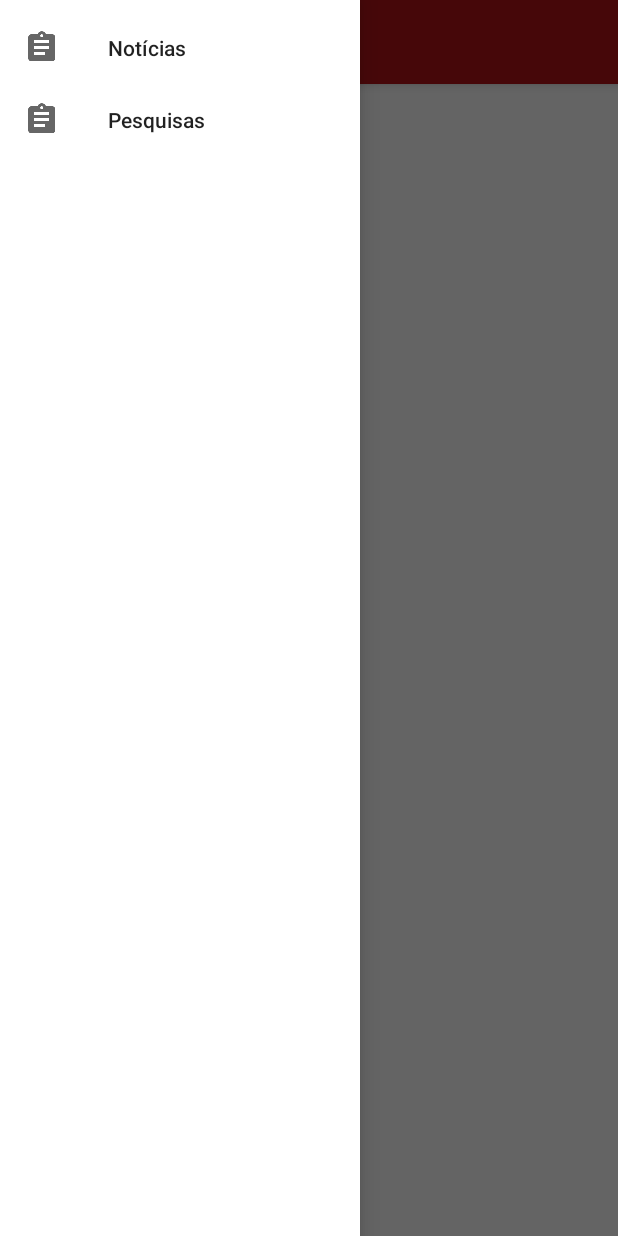
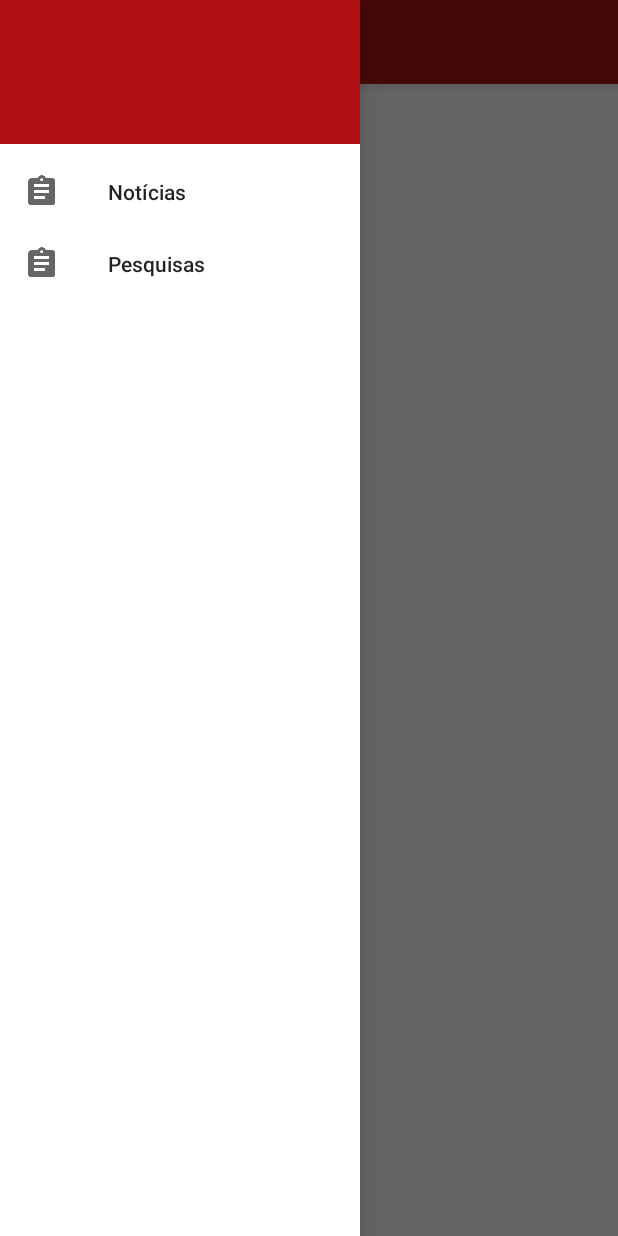
Before and after one commit to DanielVitsaus/ufjf-app, an Android app: the SurveysExplorerActivity screen opened directly, with no data from a screen before it, with the side drawer open, on a phone screen of 412 x 824 dp. Run offline under Robolectric (Android 15) with nearby library versions, the phone set to English and light mode, and no system bars; network calls fail; 2 statements that could not run were skipped.

Commit message:
Tela de cadastro

```diff
--- a/app/src/main/AndroidManifest.xml
+++ b/app/src/main/AndroidManifest.xml
@@ -20,7 +20,9 @@
         <activity
             android:name="br.ufjf.app.ui.SurveysExplorerActivity" />
         <activity
-            android:name="br.ufjf.app.ui.SurveyActivity" />
+        android:name="br.ufjf.app.ui.SurveyActivity" />
+        <activity
+            android:name="br.ufjf.app.ui.AuthActivity" />
     </application>
 
 </manifest>
--- a/app/src/main/java/br/ufjf/app/ui/BaseActivity.java
+++ b/app/src/main/java/br/ufjf/app/ui/DrawerActivity.java
@@ -24,34 +24,18 @@ import android.support.design.widget.NavigationView;
 import android.support.v4.view.GravityCompat;
 import android.support.v4.widget.DrawerLayout;
 import android.support.v7.app.ActionBarDrawerToggle;
-import android.support.v7.app.AppCompatActivity;
-import android.support.v7.widget.Toolbar;
 import android.view.Menu;
 import android.view.MenuItem;
 import android.view.View;
-import android.widget.ListView;
 
 import br.ufjf.dcc.pesquisa.R;
 
-/**
- * Abstract activity with toolbar, navigation drawer and cast support. Needs to be extended by
- * any activity that wants to be shown as a top level activity.
- * <p/>
- * The requirements for a subclass is to call {@link #initializeToolbar()} on onCreate, after
- * setContentView() is called and have three mandatory layout elements:
- * a {@link android.support.v7.widget.Toolbar} with id 'toolbar',
- * a {@link android.support.v4.widget.DrawerLayout} with id 'drawerLayout' and
- * a {@link ListView} with id 'drawerList'.
- */
-public abstract class BaseActivity extends AppCompatActivity {
+public abstract class DrawerActivity extends ToolbarActivity {
 
-    private static final String TAG = "ActionBarActivity";
+    private static final String TAG = "DrawerActivity";
 
-    private Toolbar mToolbar;
     private ActionBarDrawerToggle mDrawerToggle;
     private DrawerLayout mDrawerLayout;
-
-    private boolean mToolbarInitialized;
 
     private int mItemToOpenWhenDrawerCloses = -1;
 
@@ -73,8 +57,8 @@ public abstract class BaseActivity extends AppCompatActivity {
                 }
 
                 Bundle extras = ActivityOptions.makeCustomAnimation(
-                        BaseActivity.this, R.anim.fade_in, R.anim.fade_out).toBundle();
-                startActivity(new Intent(BaseActivity.this, activityClass), extras);
+                        DrawerActivity.this, R.anim.fade_in, R.anim.fade_out).toBundle();
+                startActivity(new Intent(DrawerActivity.this, activityClass), extras);
                 finish();
             }
         }
@@ -104,15 +88,6 @@ public abstract class BaseActivity extends AppCompatActivity {
                     updateDrawerToggle();
                 }
             };
-
-    @Override
-    protected void onStart() {
-        super.onStart();
-        if (!mToolbarInitialized)
-            throw new IllegalStateException("You must run super.initializeToolbar at " +
-                    "the end of your onCreate method");
-
-    }
 
     @Override
     protected void onPostCreate(Bundle savedInstanceState) {
@@ -183,42 +158,25 @@ public abstract class BaseActivity extends AppCompatActivity {
 
     }
 
-    @Override
-    public void setTitle(CharSequence title) {
-        super.setTitle(title);
-        mToolbar.setTitle(title);
-    }
-
-    @Override
-    public void setTitle(int titleId) {
-        super.setTitle(titleId);
-        mToolbar.setTitle(titleId);
-    }
-
     protected void initializeToolbar() {
-        mToolbar = (Toolbar) findViewById(R.id.toolbar);
-        if (mToolbar == null)
-            throw new IllegalStateException("Layout is required to include a Toolbar with id " +
-                    "'toolbar'");
-
-        mToolbar.inflateMenu(R.menu.main);
+        super.initializeToolbar();
 
         mDrawerLayout = (DrawerLayout) findViewById(R.id.drawerLayout);
-        if (mDrawerLayout != null) {
-            // Create an ActionBarDrawerToggle that will handle opening/closing of the drawer:
-            mDrawerToggle = new ActionBarDrawerToggle(this, mDrawerLayout,
-                    mToolbar, R.string.open_content_drawer, R.string.close_content_drawer);
-            mDrawerLayout.setDrawerListener(mDrawerListener);
+        // Create an ActionBarDrawerToggle that will handle opening/closing of the drawer:
+        mDrawerToggle = new ActionBarDrawerToggle(this, mDrawerLayout,
+                getToolbar(), R.string.open_content_drawer, R.string.close_content_drawer);
+        mDrawerLayout.setDrawerListener(mDrawerListener);
             /*todo mDrawerLayout.setStatusBarBackgroundColor(
                     ResourceHelper.getThemeColor(this, R.attr.colorPrimary, android.R.color.black));*/
-            populateDrawerItems();
-            setSupportActionBar(mToolbar);
-            updateDrawerToggle();
-        } else
-            setSupportActionBar(mToolbar);
+        populateDrawerItems();
+        updateDrawerToggle();
 
-
-        mToolbarInitialized = true;
+        mDrawerLayout.findViewById(R.id.drawer_header).setOnClickListener(new View.OnClickListener() {
+            @Override
+            public void onClick(View view) {
+                startActivity(new Intent(DrawerActivity.this, AuthActivity.class));
+            }
+        });
     }
 
     private void populateDrawerItems() {
--- a/app/src/main/java/br/ufjf/app/ui/NewsActivity.java
+++ b/app/src/main/java/br/ufjf/app/ui/NewsActivity.java
@@ -10,7 +10,7 @@ import br.ufjf.dcc.pesquisa.R;
 /**
  * Created by Jorge Augusto da Silva Moreira on 20/05/2015.
  */
-public class NewsActivity extends BaseActivity implements NewsAdapter.OnArticleClickListener {
+public class NewsActivity extends DrawerActivity implements NewsAdapter.OnArticleClickListener {
 
     private static final String TAG_FRAG = "main";
 
--- a/app/src/main/java/br/ufjf/app/ui/SurveysExplorerActivity.java
+++ b/app/src/main/java/br/ufjf/app/ui/SurveysExplorerActivity.java
@@ -13,7 +13,7 @@ import br.ufjf.dcc.pesquisa.R;
 /**
  * Created by Jorge Augusto da Silva Moreira on 20/05/2015.
  */
-public class SurveysExplorerActivity extends BaseActivity {
+public class SurveysExplorerActivity extends DrawerActivity {
 
     private static final String TAG_FRAG = "main";
 
--- /dev/null
+++ b/app/src/main/java/br/ufjf/app/ui/ToolbarActivity.java
@@ -0,0 +1,66 @@
+package br.ufjf.app.ui;
+
+import android.support.v7.app.AppCompatActivity;
+import android.support.v7.widget.Toolbar;
+import android.view.MenuItem;
+
+import br.ufjf.dcc.pesquisa.R;
+
+/**
+ * Created by Jorge Augusto da Silva Moreira on 12/06/2015.
+ */
+public class ToolbarActivity extends AppCompatActivity {
+
+    private static final String TAG = "ToolbarActivity";
+
+    private Toolbar mToolbar;
+
+    private boolean mToolbarInitialized;
+
+    public Toolbar getToolbar(){
+        return mToolbar;
+    }
+
+    @Override
+    protected void onStart() {
+        super.onStart();
+        if (!mToolbarInitialized)
+            throw new IllegalStateException("You must run super.initializeToolbar at " +
+                    "the end of your onCreate method");
+
+    }
+
+    @Override
+    public boolean onOptionsItemSelected(MenuItem item) {
+        // Home needs to be handled by returning to previous
+        if (item != null && item.getItemId() == android.R.id.home) {
+            onBackPressed();
+            return true;
+        }
+        return super.onOptionsItemSelected(item);
+    }
+
+    @Override
+    public void setTitle(CharSequence title) {
+        super.setTitle(title);
+        mToolbar.setTitle(title);
+    }
+
+    @Override
+    public void setTitle(int titleId) {
+        super.setTitle(titleId);
+        mToolbar.setTitle(titleId);
+    }
+
+    protected void initializeToolbar() {
+        mToolbar = (Toolbar) findViewById(R.id.toolbar);
+        if (mToolbar == null)
+            throw new IllegalStateException("Layout is required to include a Toolbar with id " +
+                    "'toolbar'");
+
+        mToolbar.inflateMenu(R.menu.main);
+        setSupportActionBar(mToolbar);
+
+        mToolbarInitialized = true;
+    }
+}
--- a/app/src/main/res/layout/include_drawer.xml
+++ b/app/src/main/res/layout/include_drawer.xml
@@ -7,4 +7,5 @@
     android:layout_gravity="start"
     android:background="@android:color/white"
     android:elevation="16dp"
+    app:headerLayout="@layout/include_drawer_header"
     app:menu="@menu/drawer" />
--- /dev/null
+++ b/app/src/main/res/layout/include_drawer_header.xml
@@ -0,0 +1,8 @@
+<?xml version="1.0" encoding="utf-8"?>
+<RelativeLayout xmlns:android="http://schemas.android.com/apk/res/android"
+    android:id="@+id/drawer_header"
+    android:layout_width="match_parent"
+    android:layout_height="96dp"
+    android:background="?colorPrimary">
+
+</RelativeLayout>
--- a/app/src/main/res/layout/toolbar.xml
+++ b/app/src/main/res/layout/toolbar.xml
@@ -6,5 +6,6 @@
     android:layout_width="match_parent"
     android:minHeight="?attr/actionBarSize"
     android:background="@color/primary"
+    android:elevation="4dp"
     app:theme="@style/ThemeOverlay.AppCompat.Dark.ActionBar"
     app:popupTheme="@style/ThemeOverlay.AppCompat.Light"/>
```
Also changed, not shown: app/src/main/java/br/ufjf/app/async/RegistrationTask.java (added, +44 -0 lines), app/src/main/java/br/ufjf/app/model/ServerDB.java (+7 -0 lines), app/src/main/java/br/ufjf/app/model/Student.java (added, +37 -0 lines), app/src/main/java/br/ufjf/app/ui/AuthActivity.java (added, +19 -0 lines), app/src/main/java/br/ufjf/app/util/AuthHelper.java (added, +52 -0 lines), app/src/main/java/br/ufjf/app/util/WebHelper.java (+39 -1 lines), app/src/main/res/layout/activity_auth.xml (added, +36 -0 lines).
